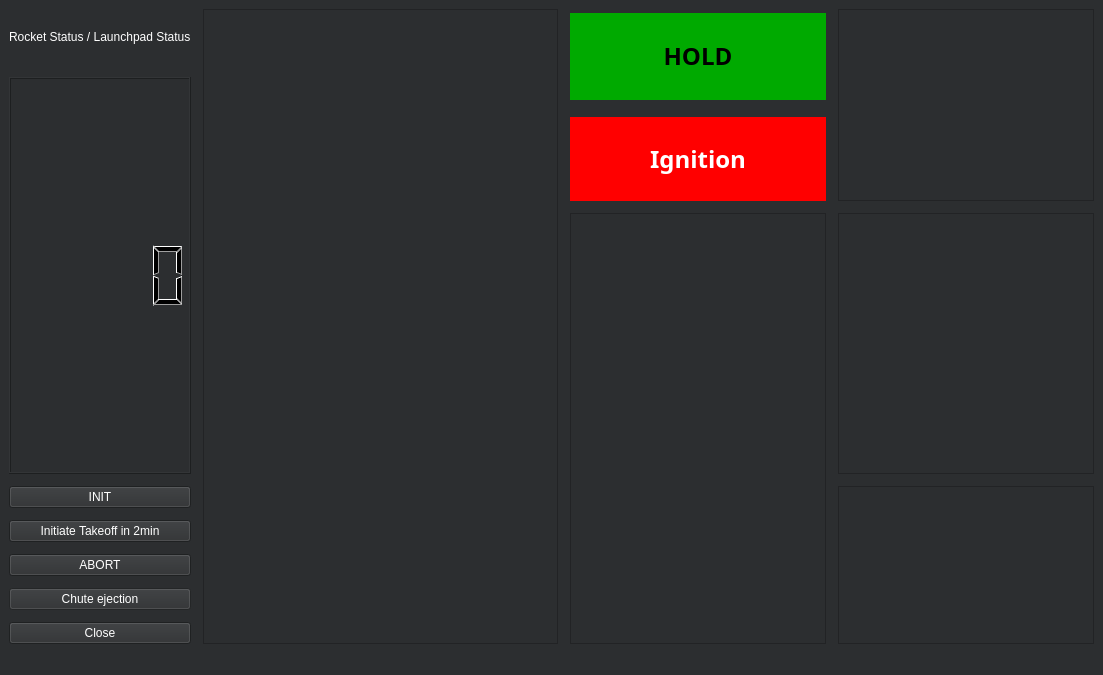
Above: diplomprojekt.ui from a-hristov/WI_Launch_IT before the change. Below: the same form after it.
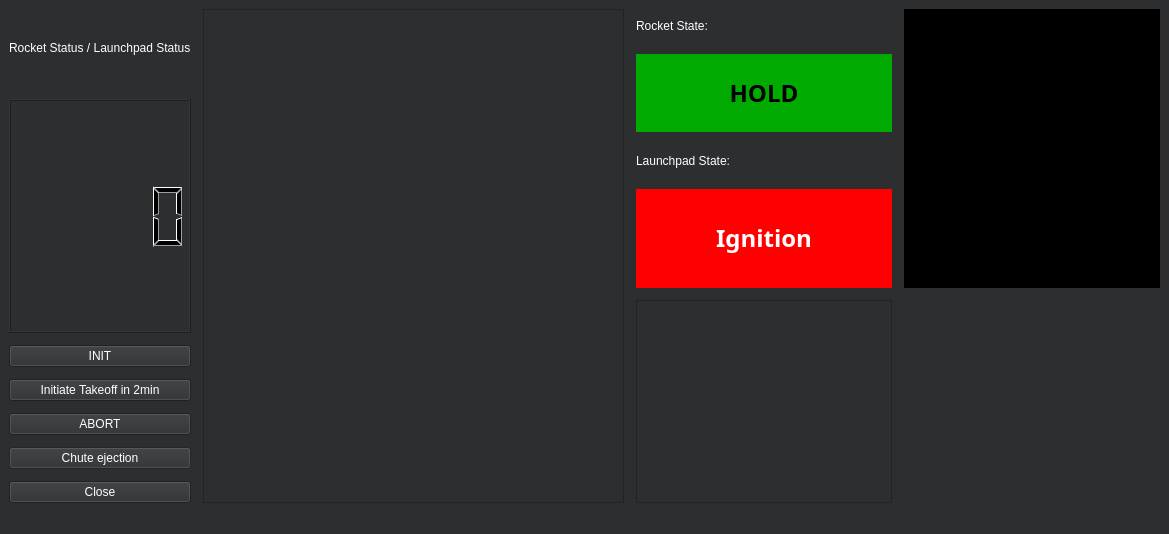
That is the form after the change. Custom widgets are drawn as their Qt base class.

Commit message: Stable version, Init, Launch, Console Works + Graphs

```diff
--- a/diplomprojekt.ui
+++ b/diplomprojekt.ui
@@ -6,8 +6,8 @@
    <rect>
     <x>0</x>
     <y>0</y>
-    <width>1103</width>
-    <height>675</height>
+    <width>1169</width>
+    <height>534</height>
    </rect>
   </property>
   <property name="windowTitle">
@@ -23,13 +23,20 @@
       <property name="spacing">
        <number>12</number>
       </property>
-      <item row="7" column="4" rowspan="5" colspan="2">
-       <widget class="QGraphicsView" name="w_plot2"/>
+      <item row="9" column="0">
+       <widget class="QPushButton" name="b_launch">
+        <property name="styleSheet">
+         <string notr="true">color: rgb(255, 255, 255);</string>
+        </property>
+        <property name="text">
+         <string>Initiate Takeoff in 2min</string>
+        </property>
+       </widget>
       </item>
-      <item row="2" column="0" rowspan="5">
+      <item row="2" column="0" rowspan="6">
        <widget class="QLCDNumber" name="lcdNumber"/>
       </item>
-      <item row="10" column="0">
+      <item row="11" column="0">
        <widget class="QPushButton" name="b_ejection">
         <property name="enabled">
          <bool>false</bool>
@@ -42,33 +49,20 @@
         </property>
        </widget>
       </item>
-      <item row="8" column="0">
-       <widget class="QPushButton" name="b_launch">
-        <property name="styleSheet">
-         <string notr="true">color: rgb(255, 255, 255);</string>
-        </property>
-        <property name="text">
-         <string>Initiate Takeoff in 2min</string>
-        </property>
-       </widget>
-      </item>
-      <item row="0" column="1" rowspan="12">
+      <item row="0" column="1" rowspan="13">
        <widget class="QGraphicsView" name="graphicsView_2"/>
       </item>
-      <item row="6" column="4" colspan="2">
-       <widget class="QGraphicsView" name="w_plot1">
-        <property name="frameShadow">
-         <enum>QFrame::Plain</enum>
-        </property>
-        <property name="midLineWidth">
-         <number>1</number>
-        </property>
-       </widget>
-      </item>
-      <item row="6" column="2" rowspan="6" colspan="2">
+      <item row="7" column="2" rowspan="6" colspan="2">
        <widget class="QGraphicsView" name="graphicsView_3"/>
       </item>
-      <item row="11" column="0">
+      <item row="0" column="0" rowspan="2">
+       <widget class="QLabel" name="state">
+        <property name="text">
+         <string>&lt;html&gt;&lt;head/&gt;&lt;body&gt;&lt;p&gt;&lt;span style=&quot; color:#ffffff;&quot;&gt;Rocket Status / Launchpad Status&lt;/span&gt;&lt;/p&gt;&lt;/body&gt;&lt;/html&gt;</string>
+        </property>
+       </widget>
+      </item>
+      <item row="12" column="0">
        <widget class="QPushButton" name="exit">
         <property name="styleSheet">
          <string notr="true">color: rgb(255, 255, 255);</string>
@@ -78,7 +72,7 @@
         </property>
        </widget>
       </item>
-      <item row="7" column="0">
+      <item row="8" column="0">
        <widget class="QPushButton" name="b_init">
         <property name="styleSheet">
          <string notr="true">color: rgb(255, 255, 255);</string>
@@ -88,14 +82,7 @@
         </property>
        </widget>
       </item>
-      <item row="0" column="0" rowspan="2">
-       <widget class="QLabel" name="state">
-        <property name="text">
-         <string>&lt;html&gt;&lt;head/&gt;&lt;body&gt;&lt;p&gt;&lt;span style=&quot; color:#ffffff;&quot;&gt;Rocket Status / Launchpad Status&lt;/span&gt;&lt;/p&gt;&lt;/body&gt;&lt;/html&gt;</string>
-        </property>
-       </widget>
-      </item>
-      <item row="9" column="0">
+      <item row="10" column="0">
        <widget class="QPushButton" name="b_abort">
         <property name="styleSheet">
          <string notr="true">
@@ -106,7 +93,21 @@
         </property>
        </widget>
       </item>
-      <item row="3" column="2" rowspan="3" colspan="2">
+      <item row="0" column="4" rowspan="7" colspan="2">
+       <widget class="QTextEdit" name="console">
+        <property name="styleSheet">
+         <string notr="true">color: rgb(255, 255, 255);
+background-color: rgb(0, 0, 0);</string>
+        </property>
+       </widget>
+      </item>
+      <item row="10" column="4" rowspan="3" colspan="2">
+       <widget class="PlotWidget" name="graph2" native="true"/>
+      </item>
+      <item row="7" column="4" rowspan="3" colspan="2">
+       <widget class="PlotWidget" name="graph1" native="true"/>
+      </item>
+      <item row="4" column="2" rowspan="3" colspan="2">
        <widget class="QLabel" name="label_5">
         <property name="font">
          <font>
@@ -128,7 +129,7 @@
         </property>
        </widget>
       </item>
-      <item row="0" column="2" rowspan="3" colspan="2">
+      <item row="1" column="2" rowspan="2" colspan="2">
        <widget class="QLabel" name="hold">
         <property name="maximumSize">
          <size>
@@ -154,8 +155,25 @@
         </property>
        </widget>
       </item>
-      <item row="0" column="4" rowspan="6" colspan="2">
-       <widget class="QTextEdit" name="console"/>
+      <item row="0" column="2" colspan="2">
+       <widget class="QLabel" name="label">
+        <property name="styleSheet">
+         <string notr="true">color: rgb(255, 255, 255);</string>
+        </property>
+        <property name="text">
+         <string>Rocket State:</string>
+        </property>
+       </widget>
+      </item>
+      <item row="3" column="2" colspan="2">
+       <widget class="QLabel" name="label_2">
+        <property name="styleSheet">
+         <string notr="true">color: rgb(255, 255, 255);</string>
+        </property>
+        <property name="text">
+         <string>Launchpad State:</string>
+        </property>
+       </widget>
       </item>
      </layout>
     </item>
@@ -173,6 +191,14 @@
   </widget>
   <widget class="QStatusBar" name="statusbar"/>
  </widget>
+ <customwidgets>
+  <customwidget>
+   <class>PlotWidget</class>
+   <extends>QWidget</extends>
+   <header>pyqtgraph</header>
+   <container>1</container>
+  </customwidget>
+ </customwidgets>
  <resources/>
  <connections>
   <connection>
```
Left out of the diff: 2 changed lines with no effect on the pictures. The commit also changes 3 other files.
